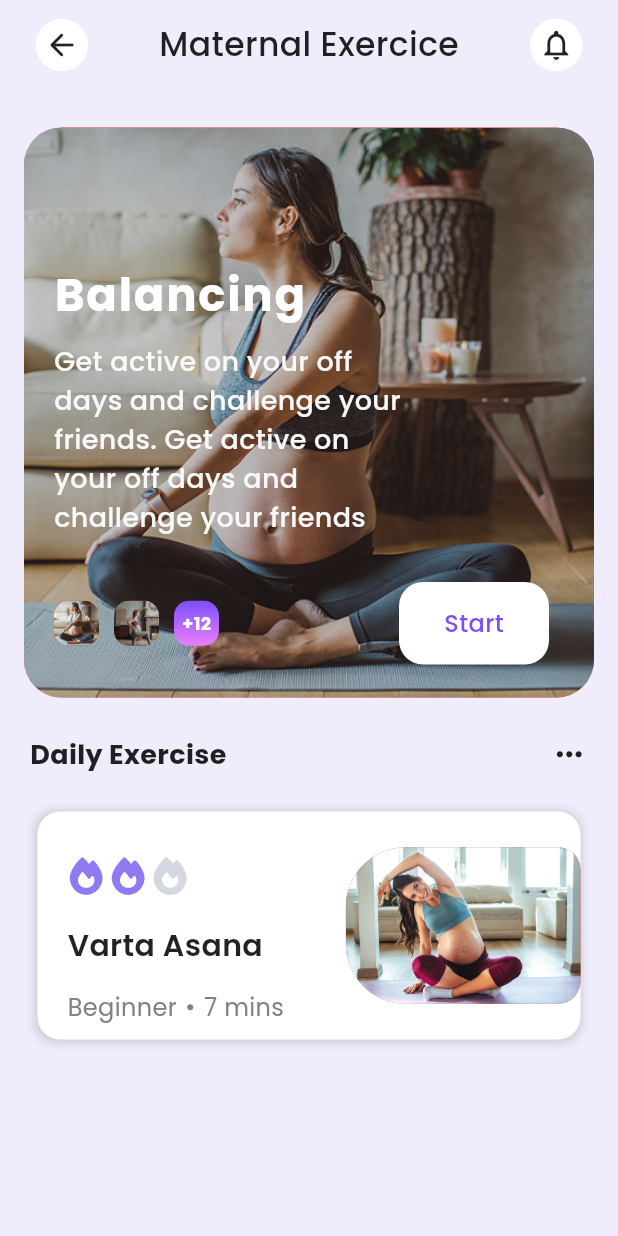
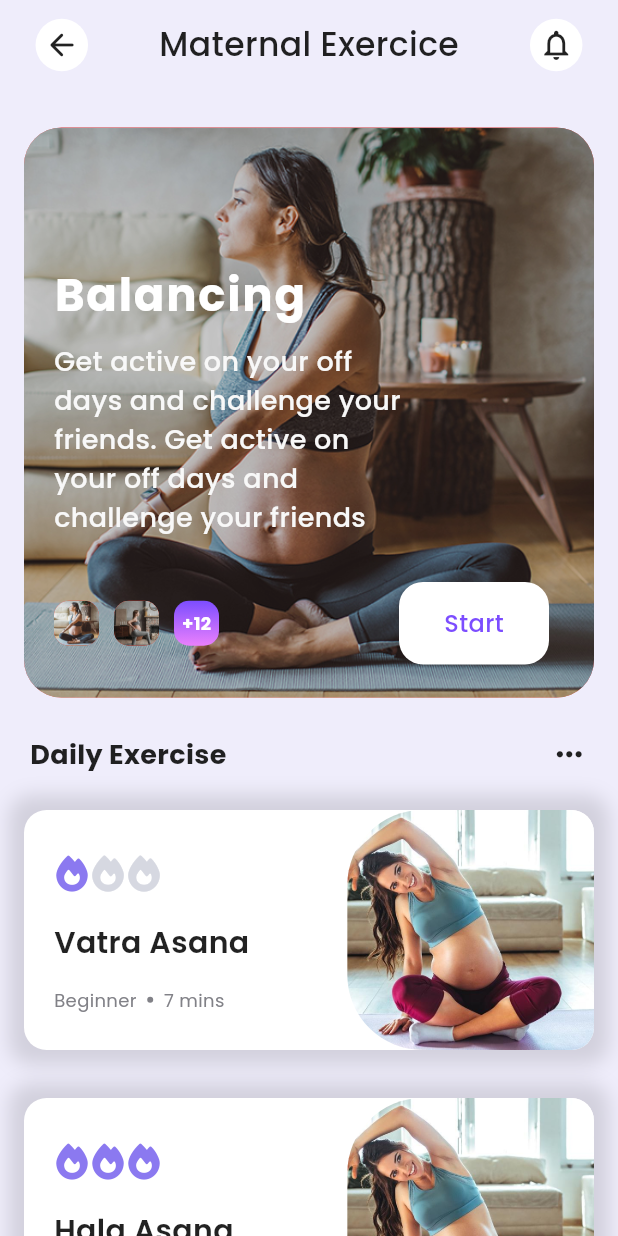
Before and after one commit to BishwayDatta1219/pregnancy_tracker_mobile_app_clone, a Flutter app: the screen it shows after launch, on a phone screen of 412 x 824 dp. Run offline on Flutter 3.47's test engine with Material 3 defaults, Android fonts, the phone set to English and light mode, and no system bars; our stand-ins replace font_awesome_flutter, google_fonts.

Commit message:
exercise card view & exercise card view item

```diff
--- /dev/null
+++ b/lib/domain/exercise_entity.dart
@@ -0,0 +1,11 @@
+class ExerciseEntity {
+  String exerciseTitle;
+  String difficultyLevel;
+  int exerciseDuration;
+
+  ExerciseEntity({
+    required this.exerciseTitle,
+    required this.difficultyLevel,
+    required this.exerciseDuration,
+  });
+}
--- a/lib/main.dart
+++ b/lib/main.dart
@@ -1,4 +1,5 @@
 import 'package:flutter/material.dart';
+import 'package:pregnancy_tracker_mobile_app_clone/presentation/ui/pages/home_page/home_page.dart';
 import 'package:pregnancy_tracker_mobile_app_clone/presentation/ui/pages/landing_page/landing_page.dart';
 import 'package:flutter/services.dart';
 
--- /dev/null
+++ b/lib/presentation/ui/pages/home_page/home_page.dart
@@ -0,0 +1,28 @@
+import 'package:flutter/material.dart';
+import 'package:pregnancy_tracker_mobile_app_clone/presentation/ui/pages/landing_page/widgets/animation_widget.dart';
+
+class HomePage extends StatelessWidget {
+  const HomePage({super.key});
+
+  @override
+  Widget build(BuildContext context) {
+    return SafeArea(
+      child: Container(
+        decoration: BoxDecoration(color: Colors.white),
+        child: Column(
+          children: [
+            AnimationWidget(),
+            Container(
+              height: MediaQuery.sizeOf(context).height * 0.33,
+              color: Colors.yellow,
+            ),
+            Container(
+              height: MediaQuery.sizeOf(context).height * 0.33,
+              color: Colors.deepPurpleAccent,
+            ),
+          ],
+        ),
+      ),
+    );
+  }
+}
--- a/lib/presentation/ui/pages/landing_page/landing_page.dart
+++ b/lib/presentation/ui/pages/landing_page/landing_page.dart
@@ -1,6 +1,8 @@
 import 'package:flutter/material.dart';
-import 'package:font_awesome_flutter/font_awesome_flutter.dart';
 import 'package:google_fonts/google_fonts.dart';
+import 'package:pregnancy_tracker_mobile_app_clone/domain/exercise_entity.dart';
+import 'package:pregnancy_tracker_mobile_app_clone/presentation/ui/pages/landing_page/widgets/content_header.dart';
+import 'package:pregnancy_tracker_mobile_app_clone/presentation/ui/pages/landing_page/widgets/exercise_card_view_item.dart';
 
 class LandingPage extends StatefulWidget {
   const LandingPage({super.key});
@@ -10,6 +12,13 @@ class LandingPage extends StatefulWidget {
 }
 
 class _LandingPageState extends State<LandingPage> {
+
+  List<ExerciseEntity> exerciseList = [
+    ExerciseEntity(exerciseTitle: "Vatra Asana", difficultyLevel: "Beginner", exerciseDuration: 7),
+    ExerciseEntity(exerciseTitle: "Hala Asana", difficultyLevel: "Advance", exerciseDuration: 10),
+    ExerciseEntity(exerciseTitle: "Bazra Asana", difficultyLevel: "Intermediate", exerciseDuration: 300),
+  ];
+
   @override
   Widget build(BuildContext context) {
     return Scaffold(
@@ -31,8 +40,8 @@ class _LandingPageState extends State<LandingPage> {
               ),
             ),
           ),
-          _buildContentHeaderSection(contentHeaderTitle: "Daily Exercise"),
-          _buildExerciseCardView(),
+          ContentHeader(contentHeaderTitle: "Daily Exercise"),
+          Expanded(child: _buildExerciseList()),
         ],
       ),
     );
@@ -245,171 +254,21 @@ class _LandingPageState extends State<LandingPage> {
     );
   }
 
-  Widget _buildContentHeaderSection({required String contentHeaderTitle}) {
-    return Row(
-      mainAxisAlignment: MainAxisAlignment.spaceBetween,
-      children: [
-        Padding(
-          padding: const EdgeInsets.only(left: 20.0),
-          child: Text(
-            contentHeaderTitle,
-            style: GoogleFonts.poppins(
-              fontSize: 18.0,
-              color: Colors.black87,
-              fontWeight: FontWeight.bold,
+  Widget _buildExerciseList() {
+    return Padding(
+      padding: const EdgeInsets.all(0),
+      child: ListView.builder(
+        itemCount: exerciseList.length,
+        itemBuilder: (context, index) {
+          var exercise = exerciseList[index];
+          return Container(
+            margin: EdgeInsets.only(top: index == 0 ? 8 : 0),
+            padding: const EdgeInsets.only(bottom: 16.0, left: 16, right: 16, top: 16),
+            child: ExerciseCardViewItem(
+              exerciseEntity: exercise,
             ),
-          ),
-        ),
-        Padding(
-          padding: const EdgeInsets.only(right: 20.0),
-          child: Icon(
-            Icons.more_horiz_rounded,
-            color: Colors.black87,
-            size: 25.0,
-          ),
-        ),
-      ],
-    );
-  }
-
-  Widget _buildExerciseCardView() {
-    return Padding(
-      padding: EdgeInsets.all(25.0),
-      child: Container(
-        decoration: BoxDecoration(
-          color: Colors.white,
-          borderRadius: BorderRadius.circular(15.0),
-          boxShadow: [
-            BoxShadow(
-              color: Colors.black12,
-              spreadRadius: 2.0,
-              blurRadius: 4.0,
-              offset: Offset(-0.5, 0.5),
-            ),
-          ],
-        ),
-        child: Row(
-          children: [
-            //  Difficulty level, Exercise Name, Type and Duration
-            Expanded(
-              flex: 5,
-              child: Row(
-                children: [
-                  Column(
-                    crossAxisAlignment: CrossAxisAlignment.start,
-                    children: [
-                      Padding(
-                        padding: const EdgeInsets.only(
-                          left: 20.0,
-                          top: 30.0,
-                          bottom: 20.0,
-                        ),
-                        child: Row(
-                          children: [
-                            Icon(
-                              FontAwesomeIcons.fire,
-                              size: 25.0,
-                              color: Color(0xFF917af1),
-                            ),
-                            SizedBox(width: 3.0),
-                            Icon(
-                              FontAwesomeIcons.fire,
-                              size: 25.0,
-                              color: Color(0xFF917af1),
-                            ),
-                            SizedBox(width: 3.0),
-                            Icon(
-                              FontAwesomeIcons.fire,
-                              size: 25.0,
-                              color: Color(0xFFd6d8e1),
-                            ),
-                          ],
-                        ),
-                      ),
-                      Padding(
-                        padding: const EdgeInsets.only(left: 20.0),
-                        child: Text(
-                          "Varta Asana",
-                          style: GoogleFonts.poppins(
-                            fontSize: 20.0,
-                            fontWeight: FontWeight.w600,
-                            color: Colors.black87,
-                          ),
-                        ),
-                      ),
-                      Padding(
-                        padding: const EdgeInsets.only(
-                          left: 20.0,
-                          top: 15.0,
-                          bottom: 10.0,
-                        ),
-                        child: Row(
-                          children: [
-                            Text(
-                              "Beginner",
-                              style: GoogleFonts.poppins(
-                                color: Color(0xFF818187),
-                                fontSize: 16.0,
-                              ),
-                            ),
-                            SizedBox(width: 7.0),
-                            Container(
-                              width: 4.0,
-                              height: 4.0,
-                              decoration: BoxDecoration(
-                                color: Color(0xFF818187),
-                                borderRadius: BorderRadius.circular(20.0),
-                              ),
-                            ),
-                            SizedBox(width: 7.0),
-                            Text(
-                              "7 mins",
-                              style: GoogleFonts.poppins(
-                                fontSize: 16,
-                                color: Color(0xFF818187),
-                              ),
-                            ),
-                          ],
-                        ),
-                      ),
-                    ],
-                  ),
-                ],
-              ),
-            ),
-            SizedBox(width: 10.0),
-
-            //  Image Section
-            Expanded(
-              flex: 4,
-              child: Container(
-                decoration: BoxDecoration(
-                  color: Colors.red,
-                  borderRadius: BorderRadius.only(
-                    bottomLeft: Radius.circular(40.0),
-                    topLeft: Radius.circular(40.0),
-                    topRight: Radius.circular(15.0),
-                    bottomRight: Radius.circular(15.0),
-                  ),
-                ),
-                child: ClipRRect(
-                  borderRadius: BorderRadius.only(
-                    bottomLeft: Radius.circular(40.0),
-                    topLeft: Radius.circular(40.0),
-                    topRight: Radius.circular(15.0),
-                    bottomRight: Radius.circular(15.0),
-                  ),
-                  child: Image(
-                    image: AssetImage(
-                      "assets/images/pregnant_exercise_card_varta_asana.jpg",
-                    ),
-                    fit: BoxFit.cover,
-                  ),
-                ),
-              ),
-            ),
-          ],
-        ),
+          );
+        },
       ),
     );
   }
--- /dev/null
+++ b/lib/presentation/ui/pages/landing_page/widgets/animation_widget.dart
@@ -0,0 +1,63 @@
+import 'dart:async';
+
+import 'package:flutter/material.dart';
+
+class AnimationWidget extends StatefulWidget {
+  const AnimationWidget({super.key});
+
+  @override
+  State<AnimationWidget> createState() => _AnimationWidgetState();
+}
+
+class _AnimationWidgetState extends State<AnimationWidget> {
+  bool _isWhiteSelected = true;
+  Timer? _timer;
+
+  _setsIWhiteSelected(isWhite) {
+    setState(() {
+      _isWhiteSelected = isWhite;
+    });
+  }
+
+  _toggleColors() {
+    _timer = Timer.periodic(Duration(milliseconds: 1000), (timer) {
+      _setsIWhiteSelected(!_isWhiteSelected);
+    });
+  }
+
+  @override
+  void dispose() {
+    _timer?.cancel();
+    super.dispose();
+  }
+
+  @override
+  void initState() {
+    _toggleColors();
+    super.initState();
+  }
+
+  @override
+  Widget build(BuildContext context) {
+    return Container(
+      height: MediaQuery.sizeOf(context).height * 0.30,
+      color: Colors.red,
+      child: Row(
+        children: [
+          Expanded(
+            flex: _isWhiteSelected ? 1 : 2,
+            child: Container(
+              decoration: BoxDecoration(color: Colors.white),
+            ),
+          ),
+          Expanded(
+            flex: !_isWhiteSelected ? 1 : 2,
+            child: Container(
+              decoration: BoxDecoration(color: Colors.orangeAccent),
+            ),
+          ),
+        ],
+      ),
+    );
+  }
+}
--- /dev/null
+++ b/lib/presentation/ui/pages/landing_page/widgets/content_header.dart
@@ -0,0 +1,35 @@
+import 'package:flutter/material.dart';
+import 'package:google_fonts/google_fonts.dart';
+
+class ContentHeader extends StatelessWidget {
+  final String contentHeaderTitle;
+  const ContentHeader({super.key, required this.contentHeaderTitle});
+
+  @override
+  Widget build(BuildContext context) {
+    return Row(
+      mainAxisAlignment: MainAxisAlignment.spaceBetween,
+      children: [
+        Padding(
+          padding: const EdgeInsets.only(left: 20.0),
+          child: Text(
+            contentHeaderTitle,
+            style: GoogleFonts.poppins(
+              fontSize: 18.0,
+              color: Colors.black87,
+              fontWeight: FontWeight.bold,
+            ),
+          ),
+        ),
+        Padding(
+          padding: const EdgeInsets.only(right: 20.0),
+          child: Icon(
+            Icons.more_horiz_rounded,
+            color: Colors.black87,
+            size: 25.0,
+          ),
+        ),
+      ],
+    );
+  }
+}
--- /dev/null
+++ b/lib/presentation/ui/pages/landing_page/widgets/exercise_card_view_item.dart
@@ -0,0 +1,139 @@
+import 'package:flutter/material.dart';
+import 'package:font_awesome_flutter/font_awesome_flutter.dart';
+import 'package:google_fonts/google_fonts.dart';
+import 'package:pregnancy_tracker_mobile_app_clone/domain/exercise_entity.dart';
+
+class ExerciseCardViewItem extends StatelessWidget {
+  final ExerciseEntity exerciseEntity;
+  int _filledIcons = 0;
+
+  ExerciseCardViewItem({super.key, required this.exerciseEntity});
+
+  @override
+  Widget build(BuildContext context) {
+    if (exerciseEntity.difficultyLevel.toLowerCase() == "beginner") {
+      _filledIcons = 1;
+    } else if (exerciseEntity.difficultyLevel.toLowerCase() == "intermediate") {
+      _filledIcons = 2;
+    } else if (exerciseEntity.difficultyLevel.toLowerCase() == "advance") {
+      _filledIcons = 3;
+    } else {
+      _filledIcons = 0;
+    }
+
+    return Container(
+      height: 160,
+      decoration: BoxDecoration(
+        color: Colors.white,
+        borderRadius: BorderRadius.circular(15.0),
+        boxShadow: [
+          BoxShadow(
+            color: Colors.black12,
+            spreadRadius: 10.0,
+            blurRadius: 10.0,
+            offset: Offset(0, 0),
+          ),
+        ],
+      ),
+      child: Row(
+        children: [
+          //  Difficulty level, Exercise Name, Type and Duration
+          Expanded(
+            flex: 5,
+            child: Column(
+              crossAxisAlignment: CrossAxisAlignment.start,
+              children: [
+                Padding(
+                  padding: const EdgeInsets.only(
+                    left: 20.0,
+                    top: 30.0,
+                    bottom: 20.0,
+                  ),
+                  child: Row(
+                    children: List.generate(3, (index) {
+                      return Icon(
+                        FontAwesomeIcons.fire,
+                        size: 24.0,
+                        color:
+                            index < _filledIcons
+                                ? Color(0xFF8B79F0)
+                                : Color(0xFFD6D8E1),
+                      );
+                    }),
+                  ),
+                ),
+                Padding(
+                  padding: const EdgeInsets.only(left: 20.0),
+                  child: Text(
+                    exerciseEntity.exerciseTitle,
+                    style: GoogleFonts.poppins(
+                      fontSize: 20.0,
+                      fontWeight: FontWeight.w600,
+                      color: Colors.black87,
+                    ),
+                  ),
+                ),
+                Padding(
+                  padding: const EdgeInsets.only(
+                    left: 20.0,
+                    top: 15.0,
+                    bottom: 10.0,
+                  ),
+                  child: Row(
+                    children: [
+                      Text(
+                        exerciseEntity.difficultyLevel,
+                        style: GoogleFonts.poppins(
+                          color: Color(0xFF818187),
+                          fontSize: 12.0,
+                        ),
+                      ),
+                      SizedBox(width: 7.0),
+                      Container(
+                        width: 4.0,
+                        height: 4.0,
+                        decoration: BoxDecoration(
+                          color: Color(0xFF818187),
+                          borderRadius: BorderRadius.circular(20.0),
+                        ),
+                      ),
+                      SizedBox(width: 7.0),
+                      Text(
+                        "${exerciseEntity.exerciseDuration} mins",
+                        style: GoogleFonts.poppins(
+                          fontSize: 12,
+                          color: Color(0xFF818187),
+                        ),
+                      ),
+                    ],
+                  ),
+                ),
+              ],
+            ),
+          ),
+          SizedBox(width: 10.0),
+          Expanded(
+            flex: 4,
+            child: Container(
+              height: 160,
+              decoration: BoxDecoration(
+                image: DecorationImage(
+                  image: AssetImage(
+                    "assets/images/pregnant_exercise_card_varta_asana.jpg",
+                  ),
+                  fit: BoxFit.fitHeight,
+                ),
+                borderRadius: BorderRadius.only(
+                  topLeft: Radius.circular(50),
+                  bottomLeft: Radius.circular(50),
+                  topRight: Radius.circular(15),
+                  bottomRight: Radius.circular(15),
+                ),
+              ),
+            ),
+          ),
+        ],
+      ),
+    );
+  }
+}
```
